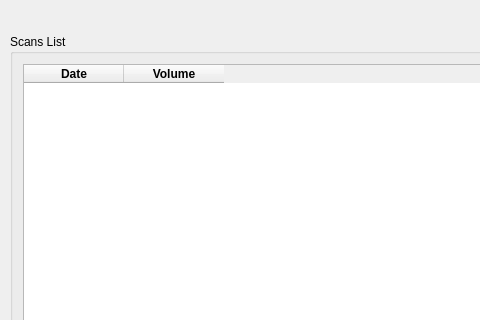
AdrianWillianFrasson/DAS5104_Projeto_LiDAR, file QT/MainWindow.ui: the form before one commit; both pictures show x 0 to 480 and y 0 to 320 of the 820 by 720 pixel window.
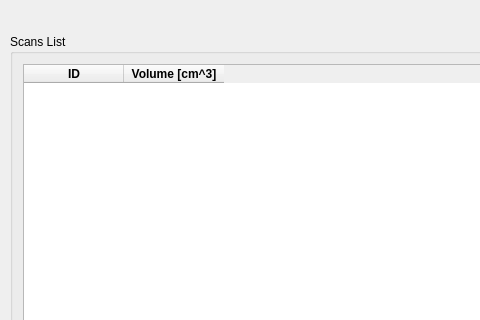
The form after the commit. Icons and pictures are not drawn.

Commit message: volume calculation

Diff of the .ui file:
```diff
--- a/QT/MainWindow.ui
+++ b/QT/MainWindow.ui
@@ -99,7 +99,7 @@
          </property>
          <column>
           <property name="text">
-           <string>Date</string>
+           <string>ID</string>
           </property>
           <property name="font">
            <font>
@@ -109,7 +109,7 @@
          </column>
          <column>
           <property name="text">
-           <string>Volume</string>
+           <string>Volume [cm^3]</string>
           </property>
           <property name="font">
            <font>
```
The commit also changes 5 other files.
